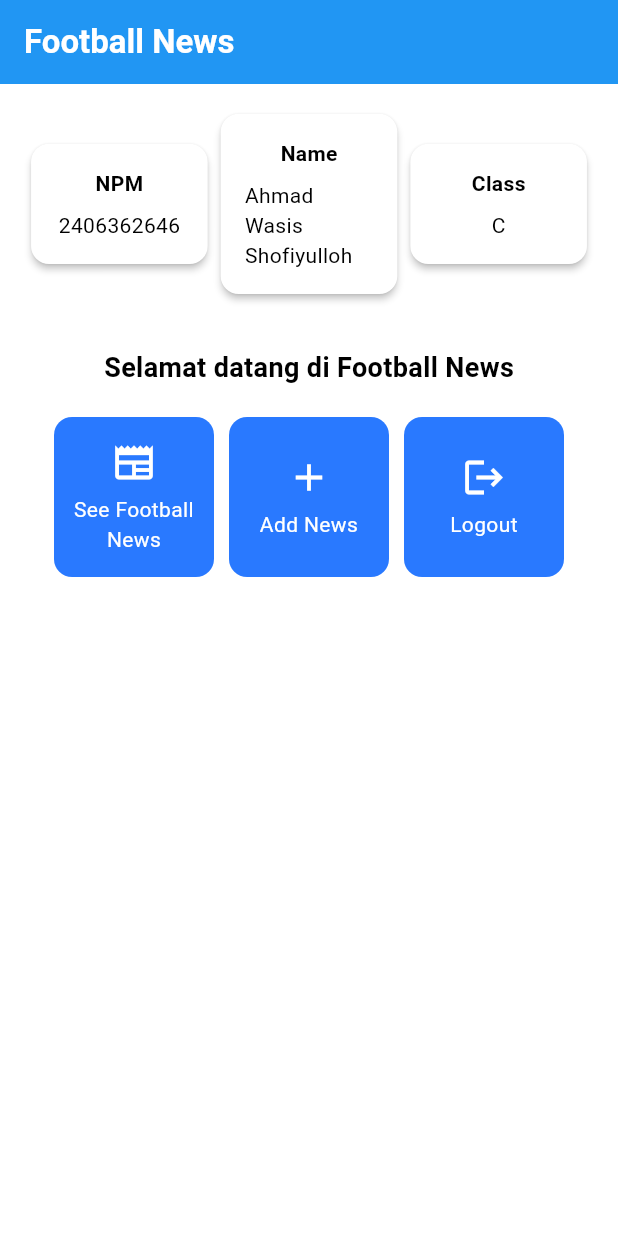
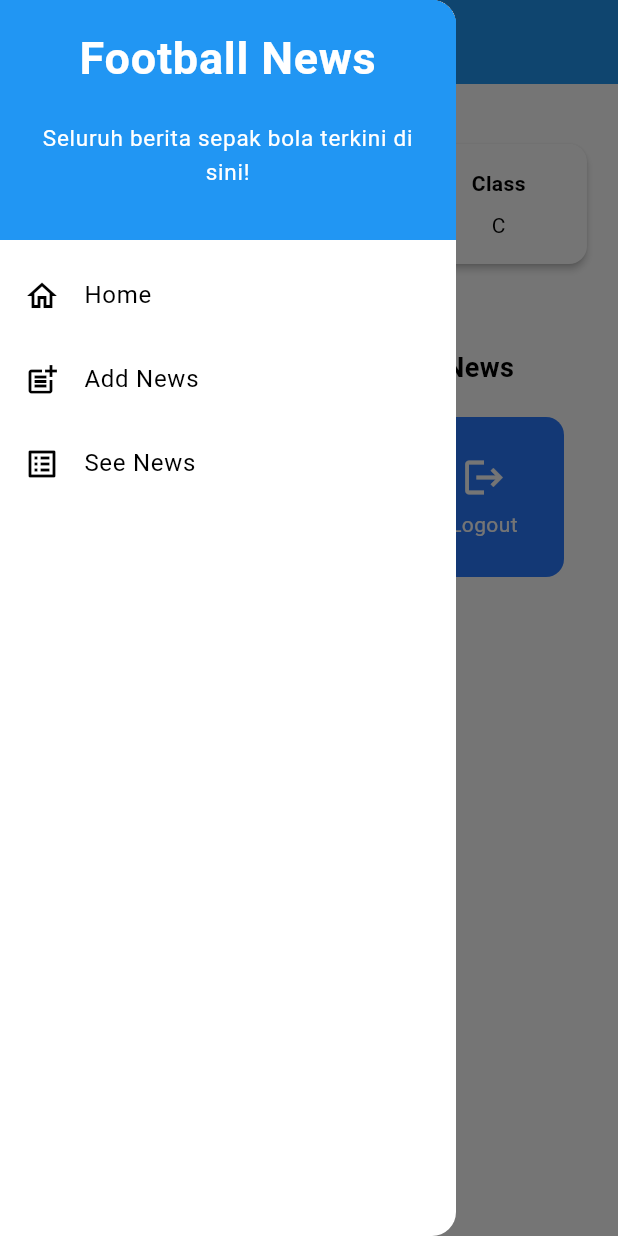
Before and after one commit to AhmadWasisShofiyulloh/football-news-mobile, a Flutter app: the screen it shows after launch, with the side drawer open (before the commit the screen has no drawer), on a phone screen of 412 x 824 dp. Run offline on Flutter 3.47's test engine with Material 3 defaults, Android fonts, the phone set to English and light mode, and no system bars.

Commit message:
Finish tutorial 7

```diff
--- a/lib/main.dart
+++ b/lib/main.dart
@@ -1,5 +1,5 @@
 import 'package:flutter/material.dart';
-import 'package:football_news/menu.dart';
+import 'package:football_news/screens/menu.dart';
 
 void main() {
   runApp(const MyApp());
--- a/lib/menu.dart
+++ b/lib/screens/menu.dart
@@ -1,4 +1,6 @@
 import 'package:flutter/material.dart';
+import 'package:football_news/widgets/left_drawer.dart';
+import 'package:football_news/widgets/news_card.dart';
 
 class MyHomePage extends StatelessWidget {
   MyHomePage({super.key});
@@ -29,6 +31,7 @@ class MyHomePage extends StatelessWidget {
           // Warna latar belakang AppBar diambil dari skema warna tema aplikasi.
           backgroundColor: Theme.of(context).colorScheme.primary,
         ),
+        drawer: LeftDrawer(),
         // Body halaman dengan padding di sekelilingnya.
         body: Padding(
           padding: const EdgeInsets.all(16.0),
@@ -131,57 +134,3 @@ class ItemHomepage {
 
  ItemHomepage(this.name, this.icon);
 }
-
-class ItemCard extends StatelessWidget {
-  // Menampilkan kartu dengan ikon dan nama.
-
-  final ItemHomepage item;
-
-  const ItemCard(this.item, {super.key});
-
-  @override
-  Widget build(BuildContext context) {
-    return Material(
-      // Menentukan warna latar belakang dari tema aplikasi.
-      color: Theme.of(context).colorScheme.secondary,
-      // Membuat sudut kartu melengkung.
-      borderRadius: BorderRadius.circular(12),
-
-      child: InkWell(
-        // Aksi ketika kartu ditekan.
-        onTap: () {
-          // Menampilkan pesan SnackBar saat kartu ditekan.
-          ScaffoldMessenger.of(context)
-            ..hideCurrentSnackBar()
-            ..showSnackBar(
-              SnackBar(content: Text("Kamu telah menekan tombol ${item.name}!"))
-            );
-        },
-        // Container untuk menyimpan Icon dan Text
-        child: Container(
-          padding: const EdgeInsets.all(8),
-          child: Center(
-            child: Column(
-              // Menyusun ikon dan teks di tengah kartu.
-              mainAxisAlignment: MainAxisAlignment.center,
-              children: [
-                Icon(
-                  item.icon,
-                  color: Colors.white,
-                  size: 30.0,
-                ),
-                const Padding(padding: EdgeInsets.all(3)),
-                Text(
-                  item.name,
-                  textAlign: TextAlign.center,
-                  style: const TextStyle(color: Colors.white),
-                ),
-              ],
-            ),
-          ),
-        ),
-      ),
-    );
-  }
-
-}
--- /dev/null
+++ b/lib/widgets/left_drawer.dart
@@ -0,0 +1,86 @@
+import 'package:flutter/material.dart';
+import 'package:football_news/screens/menu.dart';
+import 'package:football_news/screens/newslist_form.dart';
+
+class LeftDrawer extends StatelessWidget {
+  const LeftDrawer({super.key});
+
+  @override
+  Widget build(BuildContext context) {
+    return Drawer(
+      child: ListView(
+        children: [
+          const DrawerHeader(
+            decoration: BoxDecoration(
+              color: Colors.blue,
+            ),
+            child: Column(
+              children: [
+                Text(
+                  'Football News',
+                  textAlign: TextAlign.center,
+                  style: TextStyle(
+                    fontSize: 30,
+                    fontWeight: FontWeight.bold,
+                    color: Colors.white,
+                  ),
+                ),
+                Padding(padding: EdgeInsets.all(10)),
+                Text("Seluruh berita sepak bola terkini di sini!",
+                    // Tambahkan gaya teks dengan center alignment, font ukuran 15, warna putih, dan weight biasa
+                    textAlign: TextAlign.center,
+                    style: TextStyle(
+                      fontSize: 15,
+                      color: Colors.white,
+                    ),
+                    ),
+              ],
+            ),
+          ),
+          // Bagian routing
+          ListTile(
+            leading: const Icon(Icons.home_outlined),
+            title: const Text('Home'),
+            // Bagian redirection ke MyHomePage
+            onTap: () {
+              Navigator.pushReplacement(
+                  context,
+                  MaterialPageRoute(
+                    builder: (context) => MyHomePage(),
+                  ));
+            },
+          ),
+          ListTile(
+            leading: const Icon(Icons.post_add),
+            title: const Text('Add News'),
+            // Bagian redirection ke NewsFormPage
+            onTap: () {
+              /*
+              Buatlah routing ke NewsFormPage di sini,
+              setelah halaman NewsFormPage sudah dibuat.
+              */
+              Navigator.pushReplacement(
+                  context,
+                  MaterialPageRoute(
+                    builder: (context) => const NewsFormPage(),
+                  ));
+            },
+          ),
+          // Buat ListTile baru untuk ke halaman melihat news
+          ListTile(
+            leading: const Icon(Icons.list_alt),
+            title: const Text('See News'),
+            onTap: () {
+              Navigator.pushReplacement(
+                  context,
+                  MaterialPageRoute(
+                    // Assuming you'll have a dedicated NewsListPage later
+                    builder: (context) => MyHomePage(), // Placeholder for now
+                  ));
+            },
+          ),
+        ],
+      ),
+    );
+  }
+}
--- /dev/null
+++ b/lib/widgets/news_card.dart
@@ -0,0 +1,66 @@
+import 'package:flutter/material.dart';
+import 'package:football_news/screens/menu.dart';
+import 'package:football_news/screens/newslist_form.dart';
+
+class ItemCard extends StatelessWidget {
+  // Menampilkan kartu dengan ikon dan nama.
+
+  final ItemHomepage item;
+
+  const ItemCard(this.item, {super.key});
+
+  @override
+  Widget build(BuildContext context) {
+    return Material(
+      // Menentukan warna latar belakang dari tema aplikasi.
+      color: Theme.of(context).colorScheme.secondary,
+      // Membuat sudut kartu melengkung.
+      borderRadius: BorderRadius.circular(12),
+
+      child: InkWell(
+        // Aksi ketika kartu ditekan.
+        onTap: () {
+          // Menampilkan pesan SnackBar saat kartu ditekan.
+          ScaffoldMessenger.of(context)
+            ..hideCurrentSnackBar()
+            ..showSnackBar(SnackBar(
+                content: Text("Kamu telah menekan tombol ${item.name}!")));
+
+          // Navigate ke route yang sesuai (tergantung jenis tombol)
+          if (item.name == "Add News") {
+            // Gunakan Navigator.push untuk melakukan navigasi ke MaterialPageRoute yang mencakup NewsFormPage.
+            Navigator.push(
+                context,
+                MaterialPageRoute(
+                  builder: (context) => const NewsFormPage(),
+                ));
+          }
+        },
+        // Container untuk menyimpan Icon dan Text
+        child: Container(
+          padding: const EdgeInsets.all(8),
+          child: Center(
+            child: Column(
+              // Menyusun ikon dan teks di tengah kartu.
+              mainAxisAlignment: MainAxisAlignment.center,
+              children: [
+                Icon(
+                  item.icon,
+                  color: Colors.white,
+                  size: 30.0,
+                ),
+                const Padding(padding: EdgeInsets.all(3)),
+                Text(
+                  item.name,
+                  textAlign: TextAlign.center,
+                  style: const TextStyle(color: Colors.white),
+                ),
+              ],
+            ),
+          ),
+        ),
+      ),
+    );
+  }
+
+}
```
Also changed, not shown: lib/screens/newslist_form.dart (added, +214 -0 lines).
